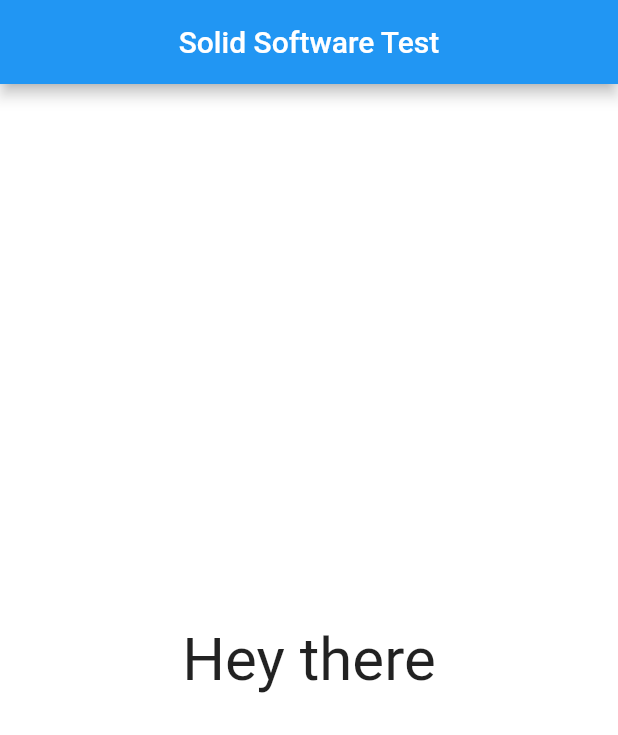
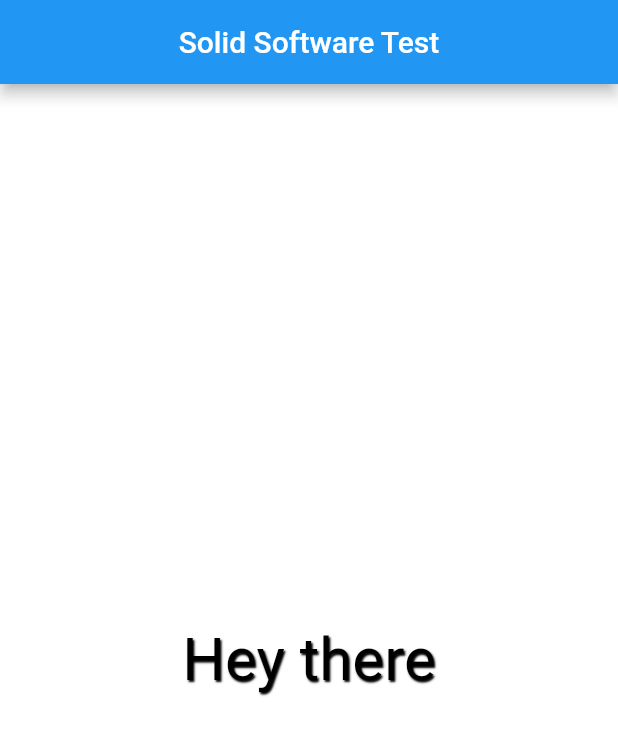
Before and after one commit to Kravchenko1996/solid_software_test, a Flutter app: the screen it shows after launch, on a phone screen of 412 x 824 dp. Shown: the top 735 px of the screen. Run offline on Flutter 3.47's test engine with Material 2 defaults, Android fonts, the phone set to English and light mode, and no system bars.

Commit message:
- change randomColor generation;

```diff
--- a/lib/pages/HomePage.dart
+++ b/lib/pages/HomePage.dart
@@ -1,3 +1,5 @@
+import 'dart:math';
+
 import 'package:flutter/material.dart';
 
 class HomePage extends StatefulWidget {
@@ -14,6 +16,7 @@ class HomePage extends StatefulWidget {
 
 class _HomePageState extends State<HomePage> {
   Color bgColor = Colors.white;
+
   @override
   Widget build(BuildContext context) {
     return Scaffold(
@@ -24,22 +27,36 @@ class _HomePageState extends State<HomePage> {
       ),
       body: GestureDetector(
         behavior: HitTestBehavior.translucent,
-        onTap: () {
-          setState(() {
-            bgColor = ([...Colors.primaries]..shuffle()).first;
-          });
-        },
-        child: _buildChild('Hey there'),
+        onTap: () => _changeColor(),
+        child: _buildContent('Hey there'),
       ),
     );
   }
 
-  Widget _buildChild(String text) {
+  void _changeColor() {
+    setState(() {
+      bgColor = _randomColor().withOpacity(1.0);
+    });
+  }
+
+  Color _randomColor() {
+    return Color(Random().nextInt(0xFFFFFF));
+  }
+
+  Widget _buildContent(String text) {
     return Center(
       child: Text(
         text,
         style: TextStyle(
           fontSize: 40,
+          color: bgColor == Colors.white ? Colors.black : Colors.white,
+          shadows: [
+            Shadow(
+              offset: Offset(1, 1),
+              blurRadius: 1,
+              color: Colors.black,
+            )
+          ],
         ),
       ),
     );
```
